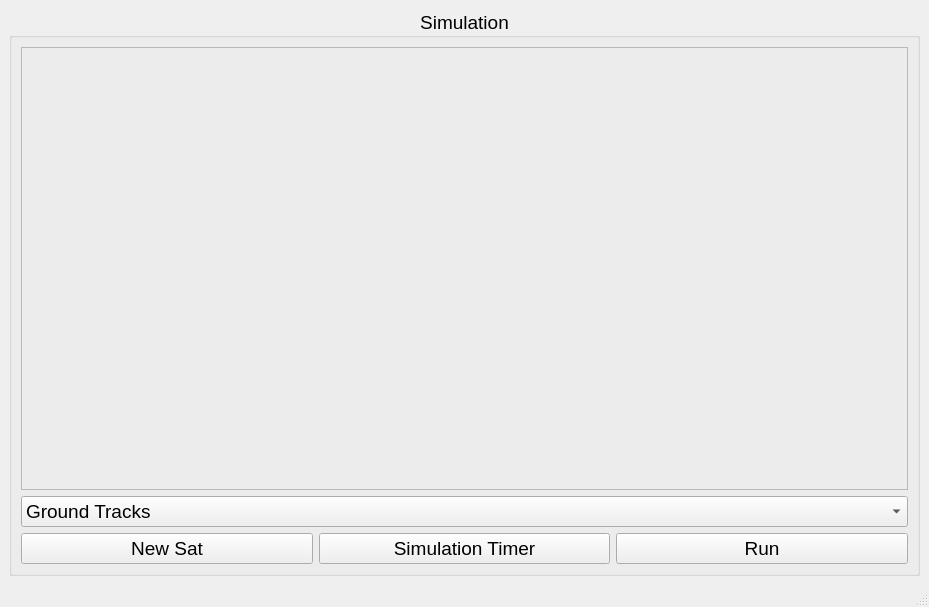
Old version of the form MainUI.ui in the repository PatoGranate/Mission-Planner.
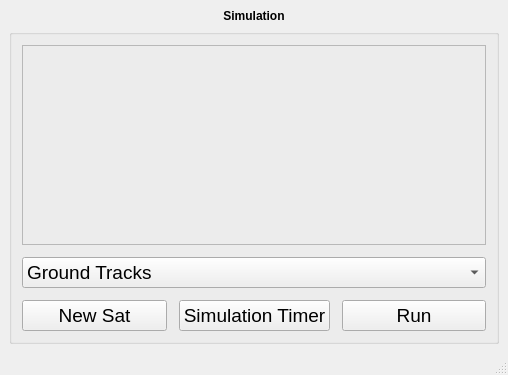
New version of the form.

Patch:
```diff
--- a/MainUI.ui
+++ b/MainUI.ui
@@ -6,8 +6,8 @@
    <rect>
     <x>0</x>
     <y>0</y>
-    <width>929</width>
-    <height>607</height>
+    <width>508</width>
+    <height>375</height>
    </rect>
   </property>
   <property name="windowTitle">
@@ -23,23 +23,28 @@
        </font>
       </property>
       <property name="title">
-       <string>Simulation</string>
+       <string/>
       </property>
       <property name="alignment">
        <set>Qt::AlignCenter</set>
       </property>
       <layout class="QGridLayout" name="gridLayout_2">
-       <item row="2" column="0">
-        <widget class="QPushButton" name="new_sat">
-         <property name="layoutDirection">
-          <enum>Qt::LeftToRight</enum>
-         </property>
-         <property name="text">
-          <string>New Sat</string>
-         </property>
-        </widget>
-       </item>
-       <item row="2" column="2">
+       <property name="leftMargin">
+        <number>10</number>
+       </property>
+       <property name="topMargin">
+        <number>10</number>
+       </property>
+       <property name="rightMargin">
+        <number>10</number>
+       </property>
+       <property name="bottomMargin">
+        <number>10</number>
+       </property>
+       <property name="spacing">
+        <number>12</number>
+       </property>
+       <item row="4" column="2">
         <widget class="QPushButton" name="run">
          <property name="text">
           <string>Run</string>
@@ -49,38 +54,14 @@
          </property>
         </widget>
        </item>
-       <item row="2" column="1">
+       <item row="4" column="1">
         <widget class="QPushButton" name="sim_timer">
          <property name="text">
           <string>Simulation Timer</string>
          </property>
         </widget>
        </item>
-       <item row="1" column="0" colspan="3">
-        <widget class="QComboBox" name="vis_ops">
-         <item>
-          <property name="text">
-           <string>Ground Tracks</string>
-          </property>
-         </item>
-         <item>
-          <property name="text">
-           <string>Earth Vis</string>
-          </property>
-         </item>
-         <item>
-          <property name="text">
-           <string>Animation</string>
-          </property>
-         </item>
-         <item>
-          <property name="text">
-           <string>Distances</string>
-          </property>
-         </item>
-        </widget>
-       </item>
-       <item row="0" column="0" colspan="3">
+       <item row="2" column="0" colspan="3">
         <widget class="QFrame" name="graph_frame">
          <property name="frameShape">
           <enum>QFrame::StyledPanel</enum>
@@ -90,9 +71,65 @@
          </property>
         </widget>
        </item>
+       <item row="4" column="0">
+        <widget class="QPushButton" name="new_sat">
+         <property name="layoutDirection">
+          <enum>Qt::LeftToRight</enum>
+         </property>
+         <property name="text">
+          <string>New Sat</string>
+         </property>
+        </widget>
+       </item>
+       <item row="3" column="0" colspan="3">
+        <widget class="QComboBox" name="vis_ops">
+         <item>
+          <property name="text">
+           <string>Ground Tracks</string>
+          </property>
+         </item>
+         <item>
+          <property name="text">
+           <string>Earth Vis</string>
+          </property>
+         </item>
+         <item>
+          <property name="text">
+           <string>Animation</string>
+          </property>
+         </item>
+         <item>
+          <property name="text">
+           <string>Distances</string>
+          </property>
+         </item>
+        </widget>
+       </item>
       </layout>
      </widget>
     </item>
+    <item row="0" column="0">
+     <widget class="QLabel" name="label">
+      <property name="sizePolicy">
+       <sizepolicy hsizetype="Minimum" vsizetype="Maximum">
+        <horstretch>0</horstretch>
+        <verstretch>0</verstretch>
+       </sizepolicy>
+      </property>
+      <property name="font">
+       <font>
+        <weight>75</weight>
+        <bold>true</bold>
+       </font>
+      </property>
+      <property name="text">
+       <string>Simulation</string>
+      </property>
+      <property name="alignment">
+       <set>Qt::AlignCenter</set>
+      </property>
+     </widget>
+    </item>
    </layout>
   </widget>
   <widget class="QMenuBar" name="menubar">
```
Left out of the diff: 8 changed lines with no effect on the pictures.
